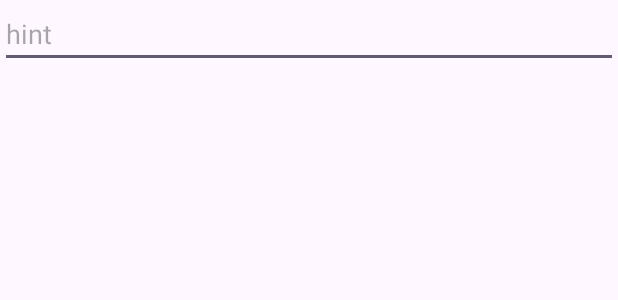
After one commit to IvoPinela/Sapatilhas, an Android app: the layout fragment_new_sapatilha.xml on its own in the app's theme, with its tools: preview values and no code run, on a phone screen of 412 x 824 dp. The commit adds this screen. Shown: the top 300 px of the screen. Run offline under Robolectric (Android 15) with nearby library versions, the phone set to English and light mode, and no system bars.

Commit message:
Ultimo Comit Aula

```diff
--- /dev/null
+++ b/app/src/main/res/layout/fragment_new_sapatilha.xml
@@ -0,0 +1,25 @@
+<?xml version="1.0" encoding="utf-8"?>
+<androidx.constraintlayout.widget.ConstraintLayout xmlns:android="http://schemas.android.com/apk/res/android"
+    xmlns:tools="http://schemas.android.com/tools"
+    android:layout_width="match_parent"
+    android:layout_height="match_parent"
+    tools:context=".NewSapatilhaFragment">
+
+    <!-- TODO: Update blank fragment layout -->
+
+    <com.google.android.material.textfield.TextInputLayout
+        android:layout_width="240dp"
+        android:layout_height="wrap_content"
+        tools:layout_editor_absoluteX="1dp"
+        tools:layout_editor_absoluteY="125dp">
+
+    </com.google.android.material.textfield.TextInputLayout>
+
+    <com.google.android.material.textfield.TextInputEditText
+        android:layout_width="match_parent"
+        android:layout_height="wrap_content"
+        android:hint="hint"
+        tools:layout_editor_absoluteX="14dp"
+        tools:layout_editor_absoluteY="22dp" />
+
+</androidx.constraintlayout.widget.ConstraintLayout>
--- a/app/src/main/res/values/strings.xml
+++ b/app/src/main/res/values/strings.xml
@@ -14,6 +14,7 @@
     <string name="add">Add</string>
     <string name="delete">Delete</string>
     <string name="update">Update</string>
+    <string name="New_Sneaker_Label">New Sneaker</string>
 
     <string name="Text">This application consists of a database for a collection of sneakers, consisting of 2 tables namely: Sneaker and Brands that are related to each other.This work is carried out along the Advanced Programming classes.
 </string>
```
Also changed, not shown: app/src/main/AndroidManifest.xml (+6 -3 lines), app/src/main/java/pt/ipg/sapatilhas/NewSapatilhaFragment.kt (added, +41 -0 lines), app/src/main/java/pt/ipg/sapatilhas/NewSapatilhaFragment2.kt (added, +11 -0 lines), app/src/main/res/navigation/nav_graph.xml (+12 -0 lines).
